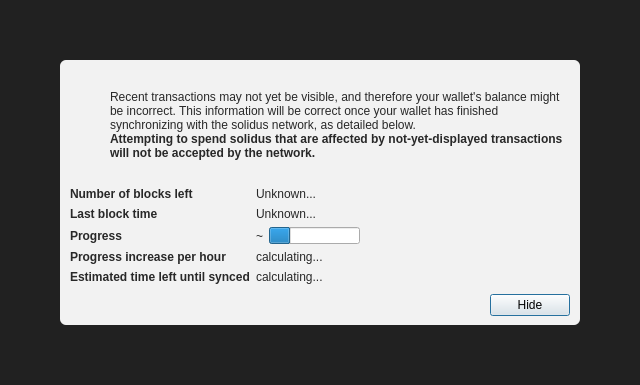
Old version of the form src/qt/forms/modaloverlay.ui in the repository VSolidus/solidus.
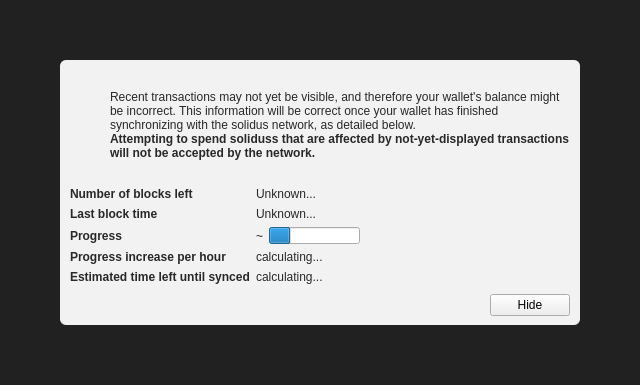
New version of the form. Icons and pictures are not drawn. Custom widgets are drawn as their Qt base class.

The edit to the form file:
```diff
--- a/src/qt/forms/modaloverlay.ui
+++ b/src/qt/forms/modaloverlay.ui
@@ -149,7 +149,7 @@
                 </font>
                </property>
                <property name="text">
-                <string>Attempting to spend solidus that are affected by not-yet-displayed transactions will not be accepted by the network.</string>
+                <string>Attempting to spend soliduss that are affected by not-yet-displayed transactions will not be accepted by the network.</string>
                </property>
                <property name="textFormat">
                 <enum>Qt::RichText</enum>
@@ -351,12 +351,6 @@
              <property name="text">
               <string>Hide</string>
              </property>
-             <property name="focusPolicy">
-              <enum>Qt::StrongFocus</enum>
-             </property>
-             <property name="default">
-              <bool>true</bool>
-             </property>
             </widget>
            </item>
           </layout>
```
Left out of the diff: 2 changed lines with no effect on the pictures.
